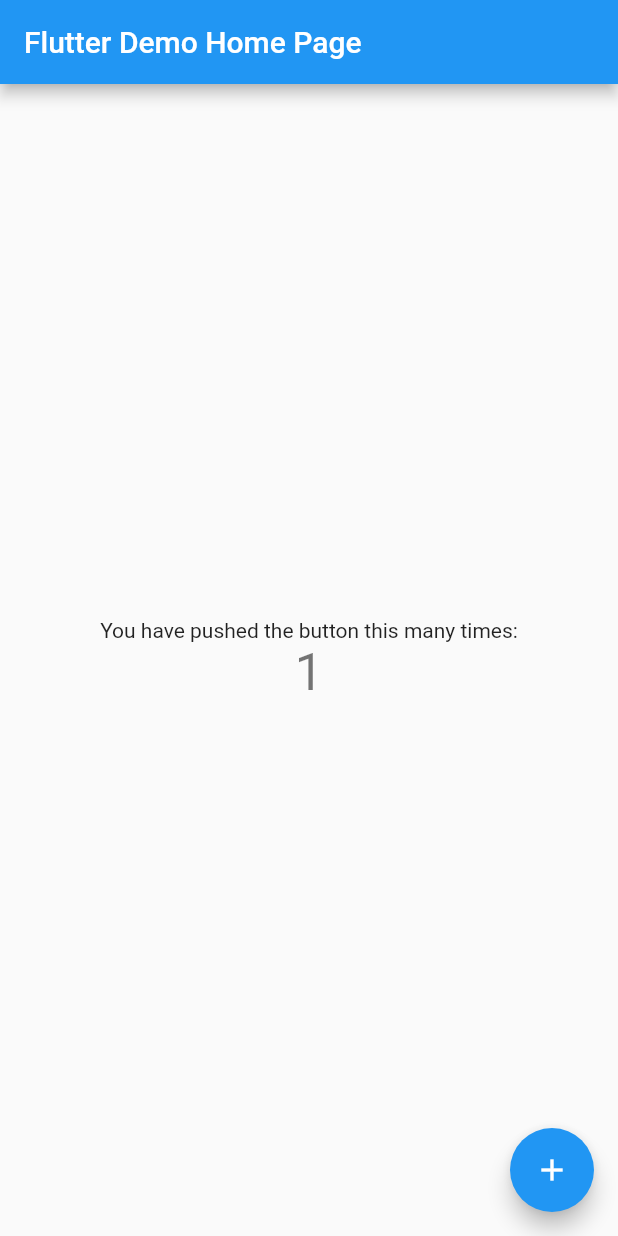
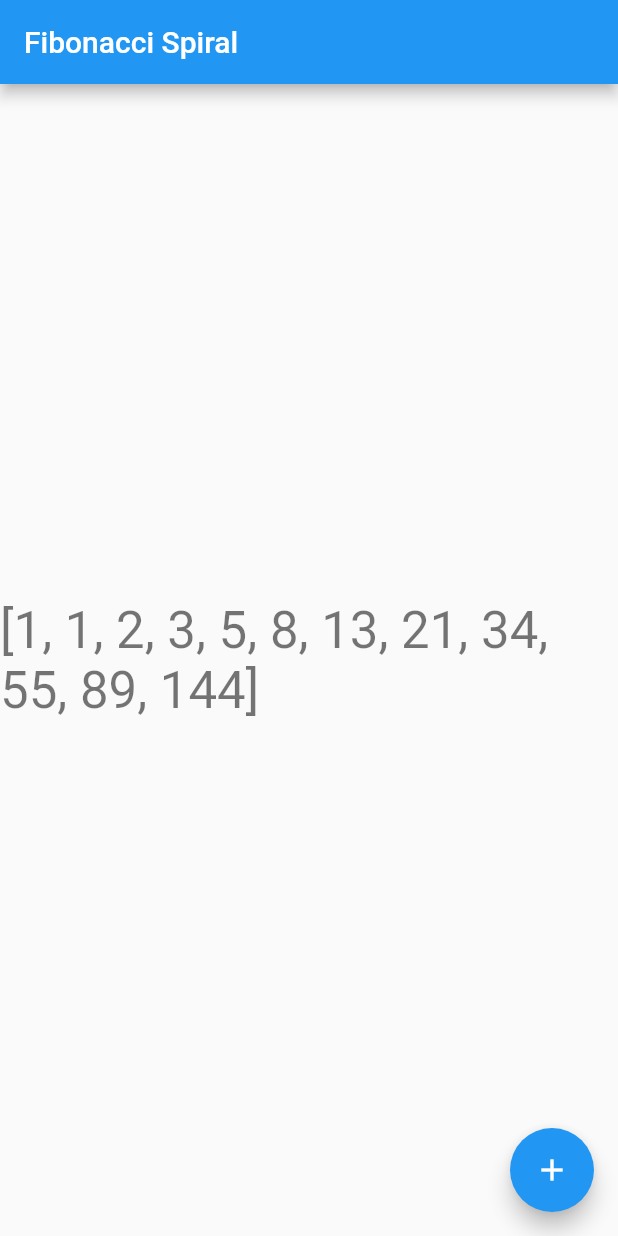
Before and after one commit to fullmers/flutter_animation_play, a Flutter app: the screen it shows after launch, after a tap on the "add" icon, on a phone screen of 412 x 824 dp. Run offline on Flutter 3.47's test engine with Material 2 defaults, Android fonts, the phone set to English and light mode, and no system bars.

Commit message:
remove default comments, generate fibonacci sequence

```diff
--- a/lib/main.dart
+++ b/lib/main.dart
@@ -5,109 +5,66 @@ void main() {
 }
 
 class MyApp extends StatelessWidget {
-  // This widget is the root of your application.
   @override
   Widget build(BuildContext context) {
     return MaterialApp(
       title: 'Flutter Demo',
       theme: ThemeData(
-        // This is the theme of your application.
-        //
-        // Try running your application with "flutter run". You'll see the
-        // application has a blue toolbar. Then, without quitting the app, try
-        // changing the primarySwatch below to Colors.green and then invoke
-        // "hot reload" (press "r" in the console where you ran "flutter run",
-        // or simply save your changes to "hot reload" in a Flutter IDE).
-        // Notice that the counter didn't reset back to zero; the application
-        // is not restarted.
         primarySwatch: Colors.blue,
       ),
-      home: MyHomePage(title: 'Flutter Demo Home Page'),
+      home: FibSpiral(title: 'Fibonacci Spiral'),
     );
   }
 }
 
-class MyHomePage extends StatefulWidget {
-  MyHomePage({Key key, this.title}) : super(key: key);
-
-  // This widget is the home page of your application. It is stateful, meaning
-  // that it has a State object (defined below) that contains fields that affect
-  // how it looks.
-
-  // This class is the configuration for the state. It holds the values (in this
-  // case the title) provided by the parent (in this case the App widget) and
-  // used by the build method of the State. Fields in a Widget subclass are
-  // always marked "final".
+class FibSpiral extends StatefulWidget {
+  FibSpiral({Key key, this.title}) : super(key: key);
 
   final String title;
 
   @override
-  _MyHomePageState createState() => _MyHomePageState();
+  _FibSpiralState createState() => _FibSpiralState();
 }
 
-class _MyHomePageState extends State<MyHomePage> {
-  int _counter = 0;
+class _FibSpiralState extends State<FibSpiral> {
+  final _fibNumbers = [1, 1];
+  final _totalNumbers = 10;
 
-  void _incrementCounter() {
+  void _genFibSequence() {
     setState(() {
-      // This call to setState tells the Flutter framework that something has
-      // changed in this State, which causes it to rerun the build method below
-      // so that the display can reflect the updated values. If we changed
-      // _counter without calling setState(), then the build method would not be
-      // called again, and so nothing would appear to happen.
-      _counter++;
+      for (var i = 0; i < _totalNumbers; i++) {
+        _addNextFibNumber();
+      }
     });
+  }
+
+  void _addNextFibNumber() {
+    final nextFib = _fibNumbers[_fibNumbers.length - 1] + _fibNumbers[_fibNumbers.length - 2];
+    _fibNumbers.add(nextFib);
   }
 
   @override
   Widget build(BuildContext context) {
-    // This method is rerun every time setState is called, for instance as done
-    // by the _incrementCounter method above.
-    //
-    // The Flutter framework has been optimized to make rerunning build methods
-    // fast, so that you can just rebuild anything that needs updating rather
-    // than having to individually change instances of widgets.
     return Scaffold(
       appBar: AppBar(
-        // Here we take the value from the MyHomePage object that was created by
-        // the App.build method, and use it to set our appbar title.
         title: Text(widget.title),
       ),
       body: Center(
-        // Center is a layout widget. It takes a single child and positions it
-        // in the middle of the parent.
         child: Column(
-          // Column is also a layout widget. It takes a list of children and
-          // arranges them vertically. By default, it sizes itself to fit its
-          // children horizontally, and tries to be as tall as its parent.
-          //
-          // Invoke "debug painting" (press "p" in the console, choose the
-          // "Toggle Debug Paint" action from the Flutter Inspector in Android
-          // Studio, or the "Toggle Debug Paint" command in Visual Studio Code)
-          // to see the wireframe for each widget.
-          //
-          // Column has various properties to control how it sizes itself and
-          // how it positions its children. Here we use mainAxisAlignment to
-          // center the children vertically; the main axis here is the vertical
-          // axis because Columns are vertical (the cross axis would be
-          // horizontal).
           mainAxisAlignment: MainAxisAlignment.center,
           children: <Widget>[
             Text(
-              'You have pushed the button this many times:',
-            ),
-            Text(
-              '$_counter',
+              '$_fibNumbers',
               style: Theme.of(context).textTheme.headline4,
             ),
           ],
         ),
       ),
       floatingActionButton: FloatingActionButton(
-        onPressed: _incrementCounter,
-        tooltip: 'Increment',
+        onPressed: _genFibSequence,
+        tooltip: 'Generate',
         child: Icon(Icons.add),
-      ), // This trailing comma makes auto-formatting nicer for build methods.
+      ),
     );
   }
 }
```
